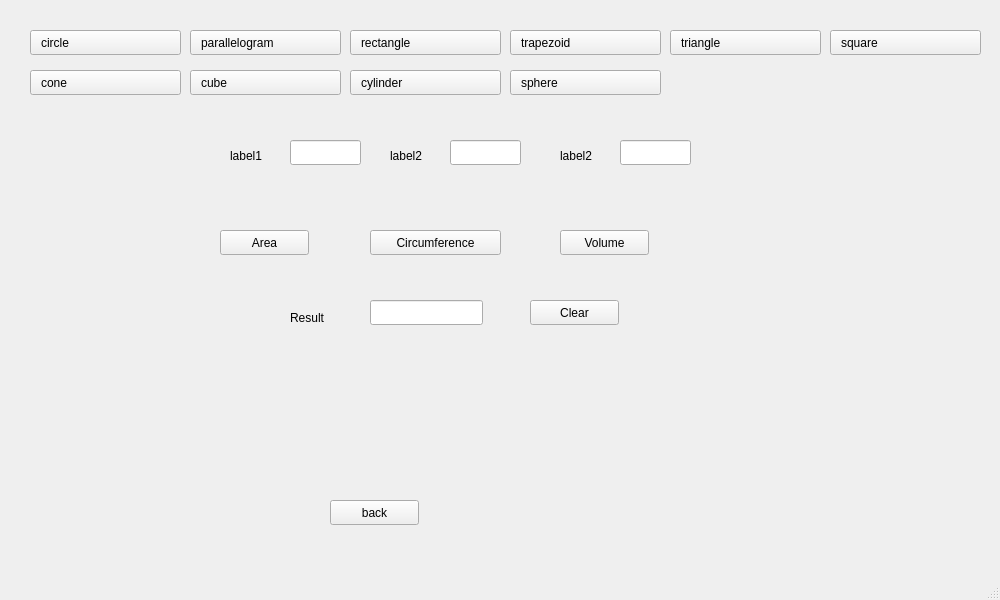
This is src/geek-calculator/mainwindow.ui in Jelena-Zivovic/RS014-geek-calculator as Qt 5 draws it before an edit. The edited form follows.
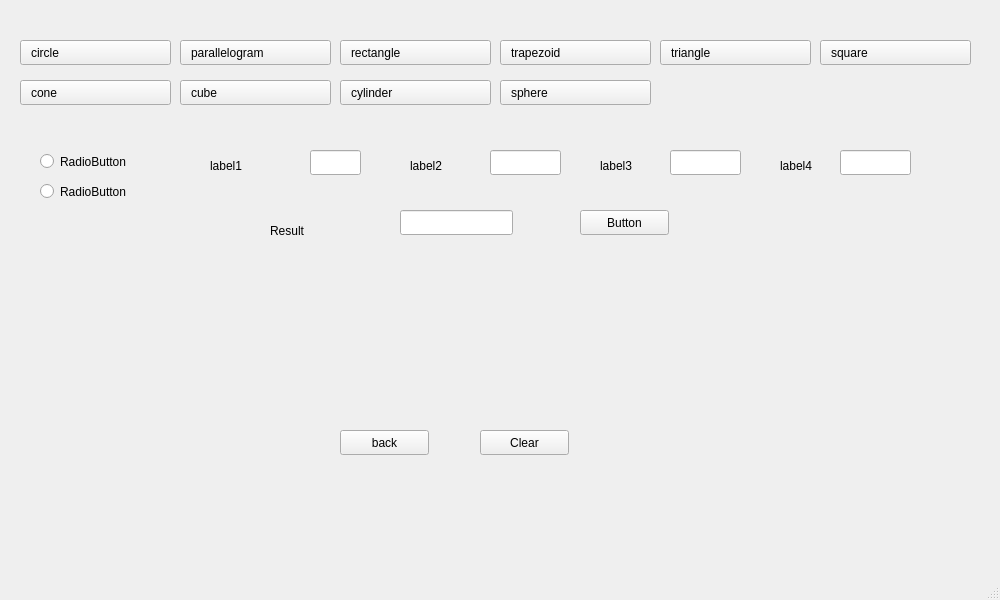
This is the edited form. Custom widgets are drawn as their Qt base class.

Commit message: implemented functions for circumference, area and volume of basic shapes

Patch:
```diff
--- a/src/geek-calculator/mainwindow.ui
+++ b/src/geek-calculator/mainwindow.ui
@@ -17,8 +17,8 @@
    <widget class="QStackedWidget" name="stackedWidgets">
     <property name="geometry">
      <rect>
-      <x>10</x>
-      <y>0</y>
+      <x>0</x>
+      <y>10</y>
       <width>991</width>
       <height>551</height>
      </rect>
@@ -1573,8 +1573,8 @@
      <widget class="QPushButton" name="goToMainPageFromGeometryButton">
       <property name="geometry">
        <rect>
-        <x>320</x>
-        <y>500</y>
+        <x>340</x>
+        <y>420</y>
         <width>89</width>
         <height>25</height>
        </rect>
@@ -1884,9 +1884,9 @@
      <widget class="QLineEdit" name="enter1LineEdit">
       <property name="geometry">
        <rect>
-        <x>280</x>
+        <x>310</x>
         <y>140</y>
-        <width>71</width>
+        <width>51</width>
         <height>25</height>
        </rect>
       </property>
@@ -1894,9 +1894,9 @@
      <widget class="QLabel" name="enterLabel1">
       <property name="geometry">
        <rect>
-        <x>220</x>
+        <x>210</x>
         <y>140</y>
-        <width>41</width>
+        <width>91</width>
         <height>31</height>
        </rect>
       </property>
@@ -1907,9 +1907,9 @@
      <widget class="QLabel" name="enterLabel2">
       <property name="geometry">
        <rect>
-        <x>380</x>
+        <x>410</x>
         <y>140</y>
-        <width>41</width>
+        <width>61</width>
         <height>31</height>
        </rect>
       </property>
@@ -1920,7 +1920,7 @@
      <widget class="QLineEdit" name="enter2LineEdit">
       <property name="geometry">
        <rect>
-        <x>440</x>
+        <x>490</x>
         <y>140</y>
         <width>71</width>
         <height>25</height>
@@ -1930,49 +1930,23 @@
      <widget class="QPushButton" name="AreaButton">
       <property name="geometry">
        <rect>
-        <x>210</x>
-        <y>230</y>
+        <x>580</x>
+        <y>200</y>
         <width>89</width>
         <height>25</height>
        </rect>
       </property>
       <property name="text">
-       <string>Area</string>
-      </property>
-     </widget>
-     <widget class="QPushButton" name="circumferenceButton">
-      <property name="geometry">
-       <rect>
-        <x>360</x>
-        <y>230</y>
-        <width>131</width>
-        <height>25</height>
-       </rect>
-      </property>
-      <property name="text">
-       <string>Circumference</string>
-      </property>
-     </widget>
-     <widget class="QPushButton" name="volumeButton">
-      <property name="geometry">
-       <rect>
-        <x>550</x>
-        <y>230</y>
-        <width>89</width>
-        <height>25</height>
-       </rect>
-      </property>
-      <property name="text">
-       <string>Volume</string>
+       <string>Button</string>
       </property>
      </widget>
      <widget class="QLabel" name="resultGeomtryLabel">
       <property name="geometry">
        <rect>
-        <x>280</x>
-        <y>310</y>
+        <x>270</x>
+        <y>200</y>
         <width>67</width>
-        <height>16</height>
+        <height>41</height>
        </rect>
       </property>
       <property name="text">
@@ -1982,8 +1956,8 @@
      <widget class="QLineEdit" name="resultGeometryLineEdit">
       <property name="geometry">
        <rect>
-        <x>360</x>
-        <y>300</y>
+        <x>400</x>
+        <y>200</y>
         <width>113</width>
         <height>25</height>
        </rect>
@@ -1992,8 +1966,8 @@
      <widget class="QPushButton" name="clearGeomtryButton">
       <property name="geometry">
        <rect>
-        <x>520</x>
-        <y>300</y>
+        <x>480</x>
+        <y>420</y>
         <width>89</width>
         <height>25</height>
        </rect>
@@ -2005,26 +1979,75 @@
      <widget class="QLabel" name="enterLabel3">
       <property name="geometry">
        <rect>
-        <x>550</x>
+        <x>600</x>
         <y>140</y>
-        <width>41</width>
+        <width>71</width>
         <height>31</height>
        </rect>
       </property>
       <property name="text">
-       <string>label2</string>
+       <string>label3</string>
       </property>
      </widget>
      <widget class="QLineEdit" name="enter3LineEdit">
       <property name="geometry">
        <rect>
-        <x>610</x>
+        <x>670</x>
         <y>140</y>
         <width>71</width>
         <height>25</height>
        </rect>
       </property>
      </widget>
+     <widget class="QRadioButton" name="check1radioButton">
+      <property name="geometry">
+       <rect>
+        <x>40</x>
+        <y>140</y>
+        <width>131</width>
+        <height>23</height>
+       </rect>
+      </property>
+      <property name="text">
+       <string>RadioButton</string>
+      </property>
+     </widget>
+     <widget class="QRadioButton" name="check2radioButton">
+      <property name="geometry">
+       <rect>
+        <x>40</x>
+        <y>170</y>
+        <width>141</width>
+        <height>23</height>
+       </rect>
+      </property>
+      <property name="text">
+       <string>RadioButton</string>
+      </property>
+     </widget>
+     <widget class="QLineEdit" name="enter4LineEdit">
+      <property name="geometry">
+       <rect>
+        <x>840</x>
+        <y>140</y>
+        <width>71</width>
+        <height>25</height>
+       </rect>
+      </property>
+     </widget>
+     <widget class="QLabel" name="enterLabel4">
+      <property name="geometry">
+       <rect>
+        <x>780</x>
+        <y>140</y>
+        <width>71</width>
+        <height>31</height>
+       </rect>
+      </property>
+      <property name="text">
+       <string>label4</string>
+      </property>
+     </widget>
     </widget>
    </widget>
   </widget>
```
Left out of the diff: 2 changed lines with no effect on the pictures. The commit also changes 4 other files.
